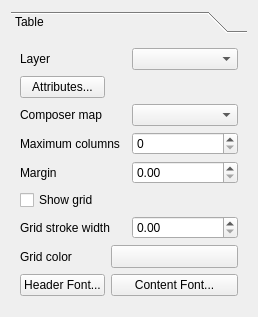
Old version of the form qgis/src/ui/qgscomposertablewidgetbase.ui in the repository sourcepole/qgis.
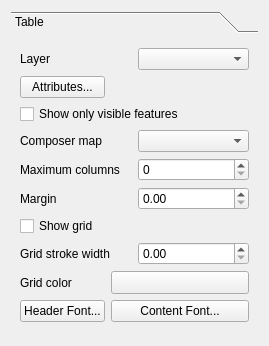
New version of the form. Custom widgets are drawn as their Qt base class.

Commit message: [FEATURE]: possibility to show only visible features in composer table or all features

```diff
--- a/qgis/src/ui/qgscomposertablewidgetbase.ui
+++ b/qgis/src/ui/qgscomposertablewidgetbase.ui
@@ -6,8 +6,8 @@
    <rect>
     <x>0</x>
     <y>0</y>
-    <width>258</width>
-    <height>317</height>
+    <width>269</width>
+    <height>346</height>
    </rect>
   </property>
   <property name="windowTitle">
@@ -24,8 +24,8 @@
        <rect>
         <x>0</x>
         <y>0</y>
-        <width>240</width>
-        <height>273</height>
+        <width>251</width>
+        <height>302</height>
        </rect>
       </property>
       <attribute name="label">
@@ -54,6 +54,13 @@
         </widget>
        </item>
        <item row="2" column="0" colspan="2">
+        <widget class="QCheckBox" name="mShowOnlyVisibleFeaturesCheckBox">
+         <property name="text">
+          <string>Show only visible features</string>
+         </property>
+        </widget>
+       </item>
+       <item row="3" column="0" colspan="2">
         <layout class="QHBoxLayout" name="horizontalLayout_3">
          <item>
           <widget class="QLabel" name="mComposerMapLabel">
@@ -67,7 +74,7 @@
          </item>
         </layout>
        </item>
-       <item row="3" column="0" colspan="2">
+       <item row="4" column="0" colspan="2">
         <layout class="QHBoxLayout" name="horizontalLayout_2">
          <item>
           <widget class="QLabel" name="mMaxNumFeaturesLabel">
@@ -81,7 +88,7 @@
          </item>
         </layout>
        </item>
-       <item row="4" column="0" colspan="2">
+       <item row="5" column="0" colspan="2">
         <layout class="QHBoxLayout" name="horizontalLayout">
          <item>
           <widget class="QLabel" name="mMarginLabel">
@@ -95,14 +102,14 @@
          </item>
         </layout>
        </item>
-       <item row="5" column="0">
+       <item row="6" column="0" colspan="2">
         <widget class="QCheckBox" name="mShowGridCheckBox">
          <property name="text">
           <string>Show grid</string>
          </property>
         </widget>
        </item>
-       <item row="6" column="0" colspan="2">
+       <item row="7" column="0" colspan="2">
         <layout class="QHBoxLayout" name="horizontalLayout_5">
          <item>
           <widget class="QLabel" name="mGridStrokeWidthLabel">
@@ -116,14 +123,14 @@
          </item>
         </layout>
        </item>
-       <item row="7" column="0">
+       <item row="8" column="0">
         <widget class="QLabel" name="mGridColorLabel">
          <property name="text">
           <string>Grid color</string>
          </property>
         </widget>
        </item>
-       <item row="7" column="1">
+       <item row="8" column="1">
         <widget class="QgsColorButton" name="mGridColorButton">
          <property name="sizePolicy">
           <sizepolicy hsizetype="Preferred" vsizetype="Fixed">
@@ -136,14 +143,14 @@
          </property>
         </widget>
        </item>
-       <item row="8" column="0">
+       <item row="9" column="0">
         <widget class="QPushButton" name="mHeaderFontPushButton">
          <property name="text">
           <string>Header Font...</string>
          </property>
         </widget>
        </item>
-       <item row="8" column="1">
+       <item row="9" column="1">
         <widget class="QPushButton" name="mContentFontPushButton">
          <property name="text">
           <string>Content Font...</string>
```
Left out of the diff: 26 changed lines with no effect on the pictures. The commit also changes 4 other files.
